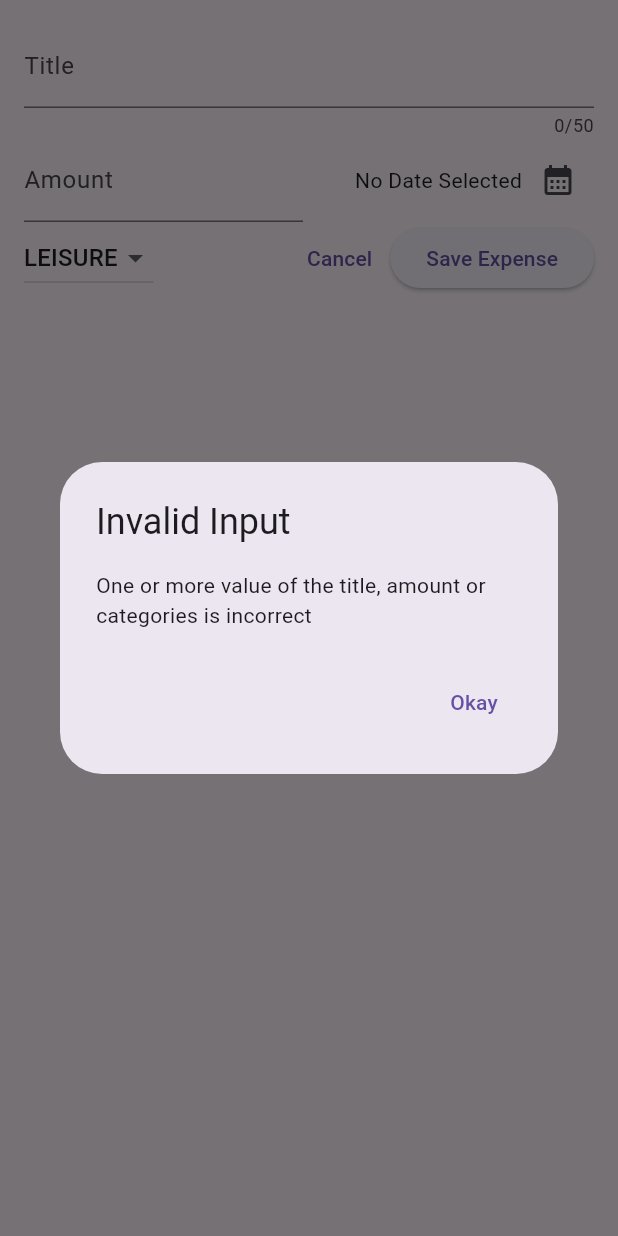
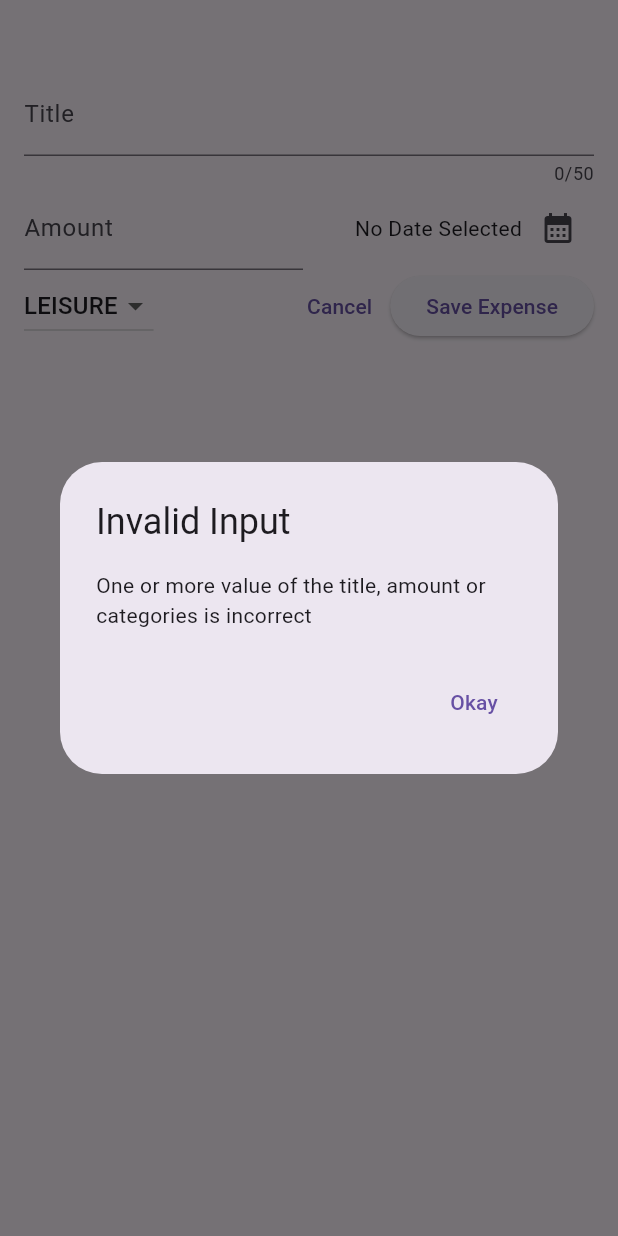
Before and after one commit to BorokiniofDevs/expense_tracker, a Flutter app: the NewExpense widget shown alone on an empty page, opened directly with empty values, after a tap on "Save Expense", on a phone screen of 412 x 824 dp. Run offline on Flutter 3.47's test engine with Material 3 defaults, Android fonts, the phone set to English and light mode, and no system bars.

```diff
--- a/lib/expenses.dart
+++ b/lib/expenses.dart
@@ -30,6 +30,7 @@ class _ExpensesState extends State<Expenses> {
 
   void _openAddExpenseOverlay() {
     showModalBottomSheet(
+      // isScrollControlled: true,
       context: context,
       builder: (ctx) => NewExpense(onAddExpense: _addExpense),
     );
--- a/lib/widgets/new_expense.dart
+++ b/lib/widgets/new_expense.dart
@@ -1,5 +1,6 @@
 import 'package:expense_tracker/models/expense.dart';
 import 'package:flutter/material.dart';
+// import 'package:flutter/widgets.dart';
 
 class NewExpense extends StatefulWidget {
   const NewExpense({required this.onAddExpense, super.key});
@@ -66,17 +67,24 @@ class _NewExpenseState extends State<NewExpense> {
       );
       return;
     }
-    widget.onAddExpense(Expense(
-        title: _titleController.text,
-        amount: enteredAmount,
-        date: _selectedDate!,
-        category: _selectedCategory));
+    widget.onAddExpense(
+      Expense(
+          title: _titleController.text,
+          amount: enteredAmount,
+          date: _selectedDate!,
+          category: _selectedCategory),
+    );
+    Navigator.pop(context);
   }
 
   @override
   Widget build(BuildContext context) {
     return Padding(
-      padding: const EdgeInsets.all(16.0),
+      padding: const EdgeInsets.fromLTRB(16, 48, 16, 16),
+      // padding:
+      //     EdgeInsets.only(bottom: MediaQuery.of(context).viewInsets.bottom),
+      // child: Padding(
+      //   padding: const EdgeInsets.fromLTRB(16, 48, 16, 16),
       child: Column(
         children: [
           TextField(
```
